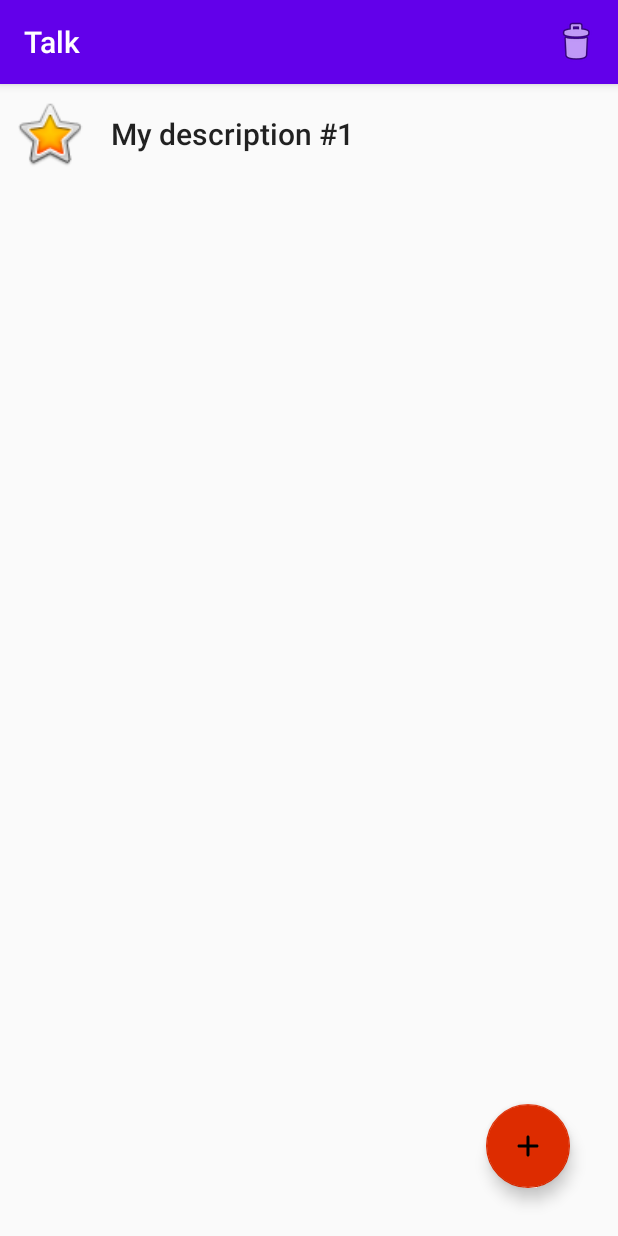
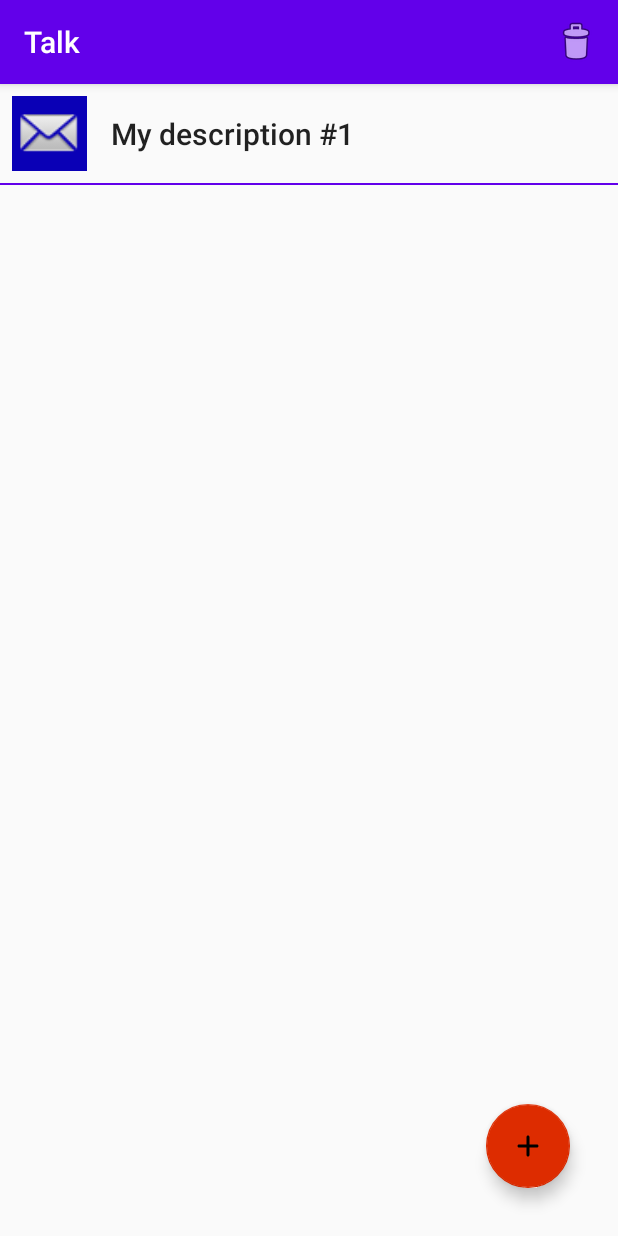
Before and after one commit to AntropovD/NotesApp, an Android app: the screen it shows after launch (MainActivity), after a tap on an icon or button, on a phone screen of 412 x 824 dp. Run offline under Robolectric (Android 15) with nearby library versions, the phone set to English and light mode, and no system bars; our stand-ins replace data binding.

Commit message:
Add divider

```diff
--- a/app/src/main/AndroidManifest.xml
+++ b/app/src/main/AndroidManifest.xml
@@ -12,6 +12,7 @@
         <activity android:name=".MainActivity">
             <intent-filter>
                 <action android:name="android.intent.action.MAIN" />
+                <action android:name="android.intent.action.VIEW" />
 
                 <category android:name="android.intent.category.LAUNCHER" />
             </intent-filter>
--- a/app/src/main/java/com/antropov/talk/contactlist/ContactListFragment.kt
+++ b/app/src/main/java/com/antropov/talk/contactlist/ContactListFragment.kt
@@ -7,8 +7,10 @@ import android.view.MenuInflater
 import android.view.MenuItem
 import android.view.View
 import android.view.ViewGroup
+import androidx.core.content.res.ResourcesCompat
 import androidx.fragment.app.Fragment
 import androidx.lifecycle.ViewModelProviders
+import androidx.recyclerview.widget.DividerItemDecoration
 import com.antropov.talk.R
 import com.antropov.talk.databinding.ContactListFragmentBinding
 
@@ -32,7 +34,18 @@ class ContactListFragment : Fragment() {
       }
     }
     setHasOptionsMenu(true)
+    addRecyclerViewDivider(binding)
+
     return binding.root
+  }
+
+  private fun addRecyclerViewDivider(binding: ContactListFragmentBinding) {
+    val decoration = DividerItemDecoration(context, DividerItemDecoration.VERTICAL)
+    val dividerDrawable = ResourcesCompat.getDrawable(resources, R.drawable.divider, null)
+    if (dividerDrawable != null) {
+      decoration.setDrawable(dividerDrawable)
+    }
+    binding.contacts.addItemDecoration(decoration)
   }
 
   override fun onCreateOptionsMenu(menu: Menu, inflater: MenuInflater) {
--- /dev/null
+++ b/app/src/main/res/drawable/divider.xml
@@ -0,0 +1,8 @@
+<?xml version="1.0" encoding="utf-8"?>
+<shape xmlns:android="http://schemas.android.com/apk/res/android"
+    android:shape="rectangle">
+  <size
+      android:width="1dp"
+      android:height="1dp" />
+  <solid android:color="@color/primaryColor" />
+</shape>
--- a/app/src/main/res/layout/item_view.xml
+++ b/app/src/main/res/layout/item_view.xml
@@ -20,8 +20,10 @@
         android:layout_width="50dp"
         android:layout_height="50dp"
         android:layout_gravity="center_vertical"
-        app:srcCompat="@android:drawable/btn_star_big_on"
-        tools:srcCompat="@android:drawable/btn_star_big_on" />
+        android:background="@color/primaryDarkColor"
+        app:srcCompat="@android:drawable/sym_action_email"
+        tools:srcCompat="@android:drawable/sym_action_email"
+        android:contentDescription="@string/content_description_note_icon" />
 
     <TextView
         android:id="@+id/title"
--- a/app/src/main/res/values/strings.xml
+++ b/app/src/main/res/values/strings.xml
@@ -3,4 +3,7 @@
     <string name="counter">Counter: </string>
     <string name="inc">Inc</string>
     <string name="clear">Clear</string>
+
+
+    <string name="content_description_note_icon">Note icon</string>
 </resources>
```
